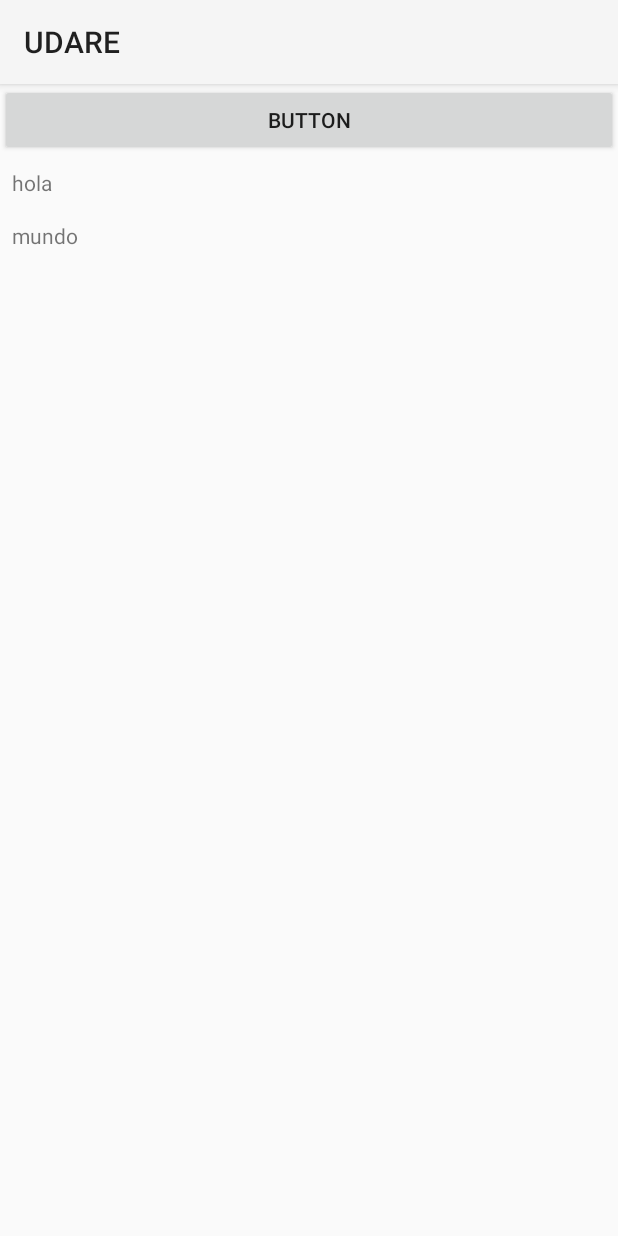
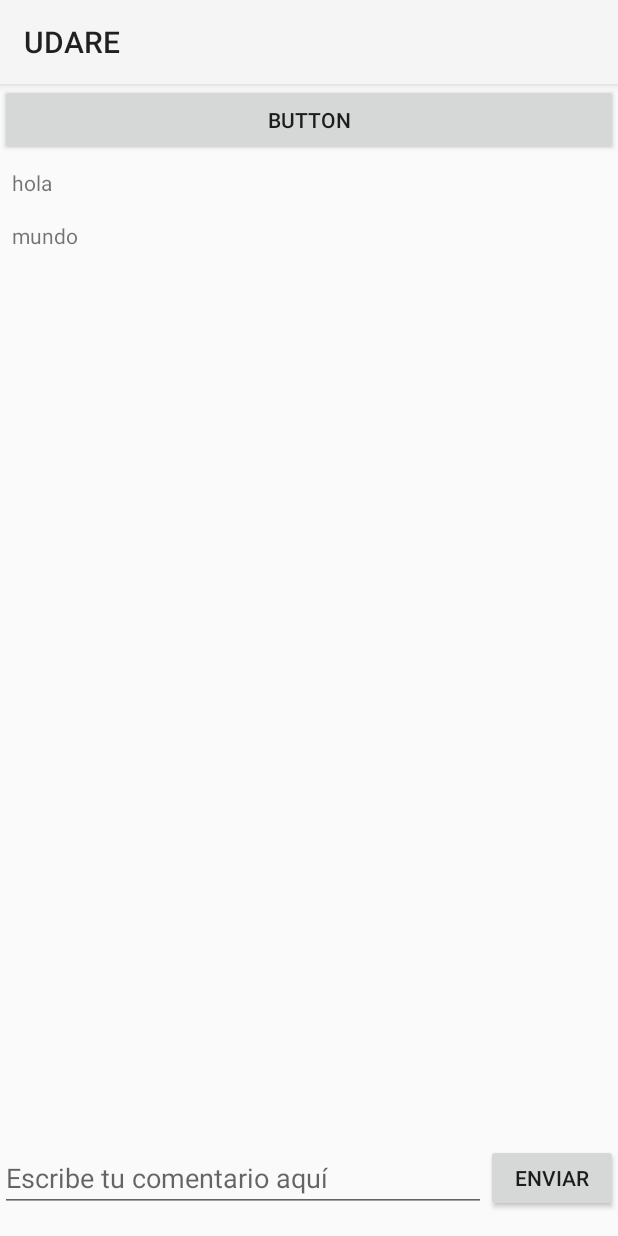
Before and after one commit to javiixu/UDARE, an Android app built with Jetpack Compose: the ComentariosActivity screen opened directly, with no data from a screen before it, on a phone screen of 412 x 824 dp. Run offline under Robolectric (Android 15) with nearby library versions, the light colour scheme and no system bars; our stand-ins replace Dagger/Hilt's generated code.

Commit message:
Comentarios mejorados

```diff
--- a/app/src/main/AndroidManifest.xml
+++ b/app/src/main/AndroidManifest.xml
@@ -31,6 +31,7 @@
         tools:targetApi="31">
         <activity
             android:name=".presentation.ComentariosActivity"
+            android:windowSoftInputMode="adjustResize"
             android:exported="false" />
         <activity
             android:name=".presentation.PerfilActivity"
--- a/app/src/main/java/com/example/udare/presentation/ComentariosActivity.kt
+++ b/app/src/main/java/com/example/udare/presentation/ComentariosActivity.kt
@@ -1,7 +1,10 @@
 package com.example.udare.presentation
 
+import android.content.Intent
 import androidx.appcompat.app.AppCompatActivity
 import android.os.Bundle
+import android.view.WindowManager
+import android.widget.Button
 import androidx.recyclerview.widget.LinearLayoutManager
 import androidx.recyclerview.widget.RecyclerView
 import com.example.udare.Adapter.CommentsAdapter
@@ -9,9 +12,15 @@ import com.example.udare.Adapter.FotoAdapter
 import com.example.udare.R
 
 class ComentariosActivity : AppCompatActivity() {
+
+
     override fun onCreate(savedInstanceState: Bundle?) {
         super.onCreate(savedInstanceState)
         setContentView(R.layout.activity_comentarios)
+
+        window.setSoftInputMode(WindowManager.LayoutParams.SOFT_INPUT_ADJUST_RESIZE)
+
+        val backButton = findViewById<Button>(R.id.bAtras)
 
         val Lista: MutableList<String> = mutableListOf("hola", "mundo")
 
@@ -24,5 +33,11 @@ class ComentariosActivity : AppCompatActivity() {
 
         // Establecer el adaptador en el RecyclerView
         recyclerView.adapter = textoAdapter
+
+        backButton.setOnClickListener(){
+            Intent(this, Inicio::class.java).also{
+                startActivity(it)
+            }
+        }
     }
 }
--- a/app/src/main/res/layout/activity_comentarios.xml
+++ b/app/src/main/res/layout/activity_comentarios.xml
@@ -1,31 +1,53 @@
 <?xml version="1.0" encoding="utf-8"?>
-<LinearLayout xmlns:android="http://schemas.android.com/apk/res/android"
+<androidx.constraintlayout.widget.ConstraintLayout
+    xmlns:android="http://schemas.android.com/apk/res/android"
     xmlns:app="http://schemas.android.com/apk/res-auto"
     xmlns:tools="http://schemas.android.com/tools"
-    android:id="@+id/atras"
     android:layout_width="match_parent"
-    android:layout_height="match_parent"
-    android:orientation="vertical"
-    tools:context=".presentation.Inicio">
+    android:layout_height="match_parent">
 
     <Button
-        android:id="@+id/button3"
+        android:id="@+id/bAtras"
         android:layout_width="match_parent"
         android:layout_height="wrap_content"
-        android:text="Button" />
+        android:text="Button"
+        app:layout_constraintTop_toTopOf="parent" />
 
-    <androidx.gridlayout.widget.GridLayout
+    <androidx.recyclerview.widget.RecyclerView
+        android:id="@+id/RecyclerComentarios"
         android:layout_width="match_parent"
-        android:layout_height="match_parent">
+        android:layout_height="0dp"
+        app:layout_constraintTop_toBottomOf="@+id/bAtras"
+        app:layout_constraintBottom_toTopOf="@+id/listenerComentario"
+        app:layoutManager="androidx.recyclerview.widget.LinearLayoutManager" />
 
-        <androidx.recyclerview.widget.RecyclerView
-            android:id="@+id/RecyclerComentarios"
-            android:layout_width="match_parent"
-            android:layout_height="648dp"
-            app:layoutManager="androidx.recyclerview.widget.LinearLayoutManager" />
+    <EditText
+        android:id="@+id/listenerComentario"
+        android:layout_width="0dp"
+        android:layout_height="wrap_content"
+        android:ems="10"
+        android:hint="Escribe tu comentario aquí"
+        android:inputType="textMultiLine"
+        app:layout_constraintBottom_toTopOf="@+id/guideline"
+        app:layout_constraintEnd_toStartOf="@+id/bEnviarComentario"
+        app:layout_constraintStart_toStartOf="parent"
+        app:layout_constraintTop_toBottomOf="@+id/RecyclerComentarios" />
 
+    <androidx.constraintlayout.widget.Guideline
+        android:id="@+id/guideline"
+        android:layout_width="wrap_content"
+        android:layout_height="wrap_content"
+        android:orientation="horizontal"
+        app:layout_constraintGuide_end="16dp" />
 
-    </androidx.gridlayout.widget.GridLayout>
+    <Button
+        android:id="@+id/bEnviarComentario"
+        android:layout_width="wrap_content"
+        android:layout_height="0dp"
+        android:text="Enviar"
+        app:layout_constraintTop_toBottomOf="@+id/RecyclerComentarios"
+        app:layout_constraintBottom_toBottomOf="@+id/listenerComentario"
+        app:layout_constraintStart_toEndOf="@+id/listenerComentario"
+        app:layout_constraintEnd_toEndOf="parent" />
 
-
-</LinearLayout>
+</androidx.constraintlayout.widget.ConstraintLayout>
```
